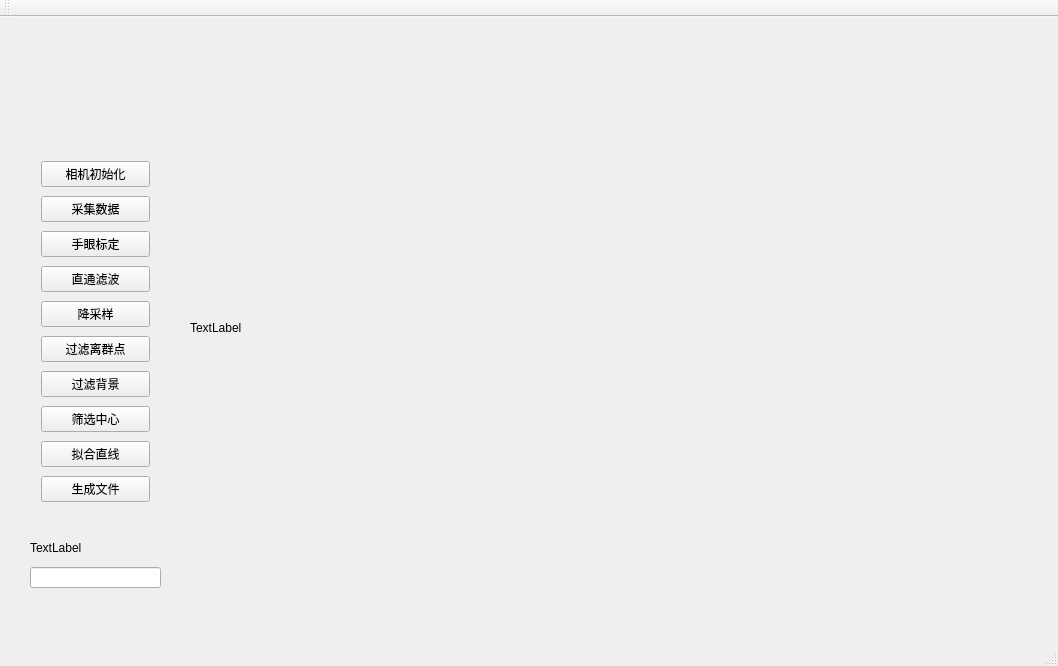
The window that project_qt.ui (SneakyLearning/project_qt) describes before a commit, drawn with Qt 5.
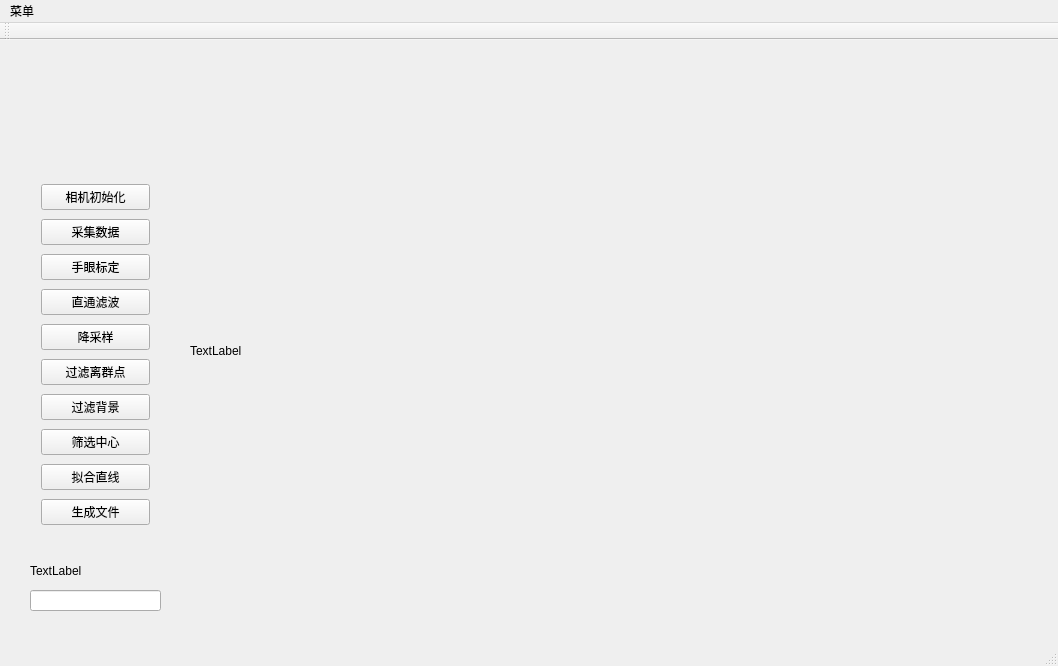
The same window after the commit. Custom widgets are drawn as their Qt base class.

Commit message: now point cloud can be saved

Patch:
```diff
--- a/project_qt.ui
+++ b/project_qt.ui
@@ -155,6 +155,13 @@
      <height>23</height>
     </rect>
    </property>
+   <widget class="QMenu" name="menu">
+    <property name="title">
+     <string>菜单</string>
+    </property>
+    <addaction name="actionsave"/>
+   </widget>
+   <addaction name="menu"/>
   </widget>
   <widget class="QToolBar" name="mainToolBar">
    <attribute name="toolBarArea">
```
Left out of the diff: 5 changed lines with no effect on the pictures. The commit also changes 2 other files.
